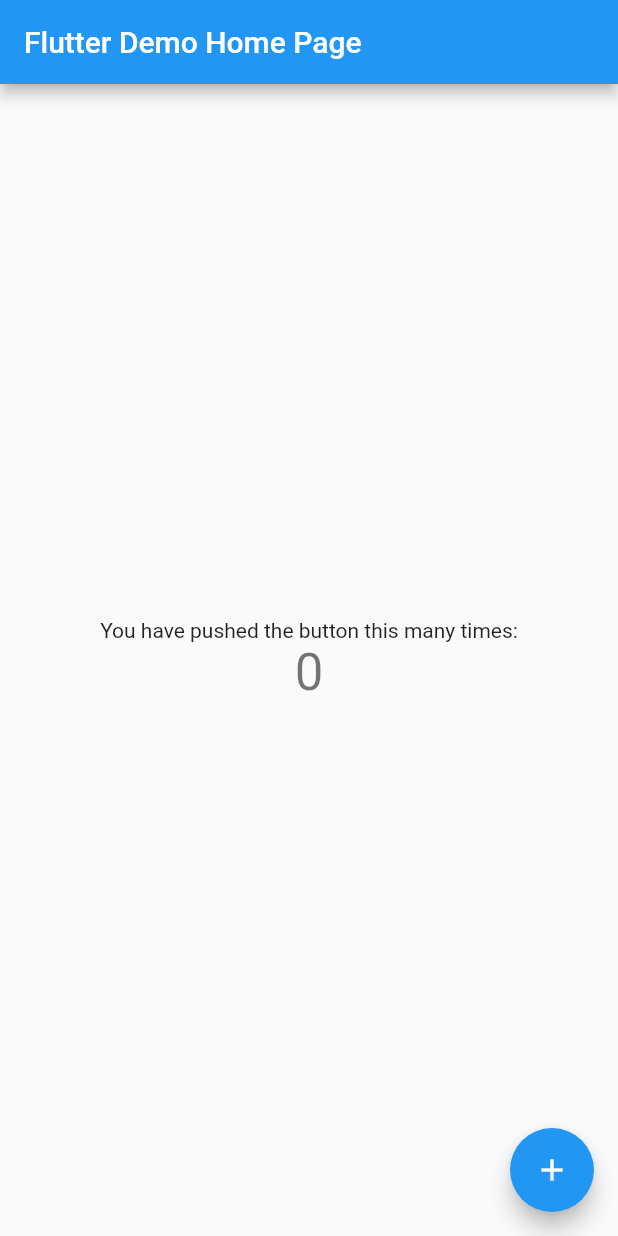
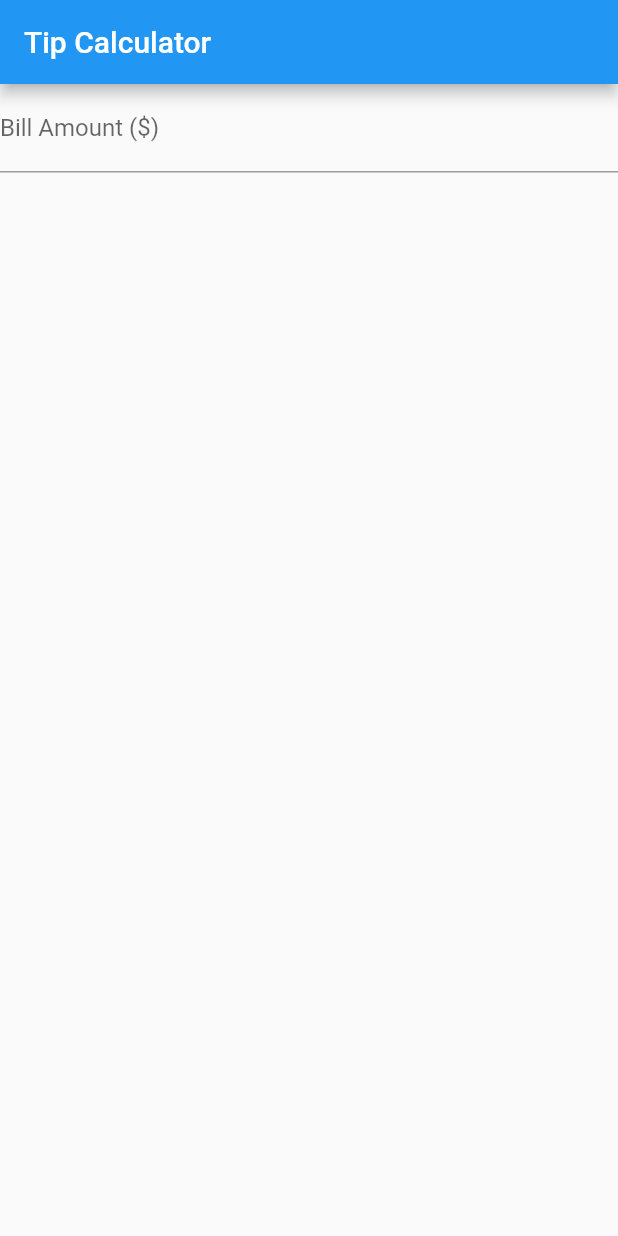
Before and after one commit to andrewjprice/flutter_gratuity, a Flutter app: the screen it shows after launch, on a phone screen of 412 x 824 dp. Run offline on Flutter 3.47's test engine with Material 2 defaults, Android fonts, the phone set to English and light mode, and no system bars.

Commit message:
Basic App skeleton structure and add bill amount textfield

```diff
--- a/lib/main.dart
+++ b/lib/main.dart
@@ -1,111 +1,33 @@
 import 'package:flutter/material.dart';
 
-void main() => runApp(MyApp());
+void main() => runApp(MaterialApp(title: 'Tip Calculator', home: Gratuity()));
 
-class MyApp extends StatelessWidget {
+class Gratuity extends StatelessWidget {
   // This widget is the root of your application.
   @override
   Widget build(BuildContext context) {
-    return MaterialApp(
-      title: 'Flutter Demo',
-      theme: ThemeData(
-        // This is the theme of your application.
-        //
-        // Try running your application with "flutter run". You'll see the
-        // application has a blue toolbar. Then, without quitting the app, try
-        // changing the primarySwatch below to Colors.green and then invoke
-        // "hot reload" (press "r" in the console where you ran "flutter run",
-        // or simply save your changes to "hot reload" in a Flutter IDE).
-        // Notice that the counter didn't reset back to zero; the application
-        // is not restarted.
-        primarySwatch: Colors.blue,
-      ),
-      home: MyHomePage(title: 'Flutter Demo Home Page'),
+    double billAmt = 0.0;
+
+    TextField billAmtField = TextField(
+      keyboardType: TextInputType.number,
+      onChanged: (String value) {
+        try {
+          billAmt = double.parse(value);
+        } catch (exception) {
+          billAmt = 0.0;
+        }
+      },
+      decoration: InputDecoration(labelText: 'Bill Amount (\$)'),
     );
+
+    Container container = Container(
+      child: Column(
+        children: [billAmtField]
+      )
+    );
+
+    AppBar appBar = AppBar(title: Text('Tip Calculator'));
+    Scaffold scaffold = Scaffold(appBar: appBar, body: container);
+    return scaffold;
   }
 }
-
-class MyHomePage extends StatefulWidget {
-  MyHomePage({Key key, this.title}) : super(key: key);
-
-  // This widget is the home page of your application. It is stateful, meaning
-  // that it has a State object (defined below) that contains fields that affect
-  // how it looks.
-
-  // This class is the configuration for the state. It holds the values (in this
-  // case the title) provided by the parent (in this case the App widget) and
-  // used by the build method of the State. Fields in a Widget subclass are
-  // always marked "final".
-
-  final String title;
-
-  @override
-  _MyHomePageState createState() => _MyHomePageState();
-}
-
-class _MyHomePageState extends State<MyHomePage> {
-  int _counter = 0;
-
-  void _incrementCounter() {
-    setState(() {
-      // This call to setState tells the Flutter framework that something has
-      // changed in this State, which causes it to rerun the build method below
-      // so that the display can reflect the updated values. If we changed
-      // _counter without calling setState(), then the build method would not be
-      // called again, and so nothing would appear to happen.
-      _counter++;
-    });
-  }
-
-  @override
-  Widget build(BuildContext context) {
-    // This method is rerun every time setState is called, for instance as done
-    // by the _incrementCounter method above.
-    //
-    // The Flutter framework has been optimized to make rerunning build methods
-    // fast, so that you can just rebuild anything that needs updating rather
-    // than having to individually change instances of widgets.
-    return Scaffold(
-      appBar: AppBar(
-        // Here we take the value from the MyHomePage object that was created by
-        // the App.build method, and use it to set our appbar title.
-        title: Text(widget.title),
-      ),
-      body: Center(
-        // Center is a layout widget. It takes a single child and positions it
-        // in the middle of the parent.
-        child: Column(
-          // Column is also a layout widget. It takes a list of children and
-          // arranges them vertically. By default, it sizes itself to fit its
-          // children horizontally, and tries to be as tall as its parent.
-          //
-          // Invoke "debug painting" (press "p" in the console, choose the
-          // "Toggle Debug Paint" action from the Flutter Inspector in Android
-          // Studio, or the "Toggle Debug Paint" command in Visual Studio Code)
-          // to see the wireframe for each widget.
-          //
-          // Column has various properties to control how it sizes itself and
-          // how it positions its children. Here we use mainAxisAlignment to
-          // center the children vertically; the main axis here is the vertical
-          // axis because Columns are vertical (the cross axis would be
-          // horizontal).
-          mainAxisAlignment: MainAxisAlignment.center,
-          children: <Widget>[
-            Text(
-              'You have pushed the button this many times:',
-            ),
-            Text(
-              '$_counter',
-              style: Theme.of(context).textTheme.display1,
-            ),
-          ],
-        ),
-      ),
-      floatingActionButton: FloatingActionButton(
-        onPressed: _incrementCounter,
-        tooltip: 'Increment',
-        child: Icon(Icons.add),
-      ), // This trailing comma makes auto-formatting nicer for build methods.
-    );
-  }
-}
```
Also changed, not shown: 1 other file.
